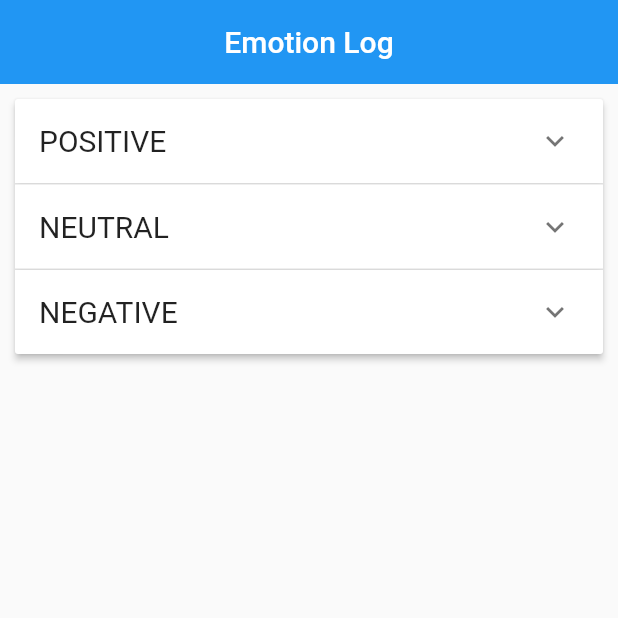
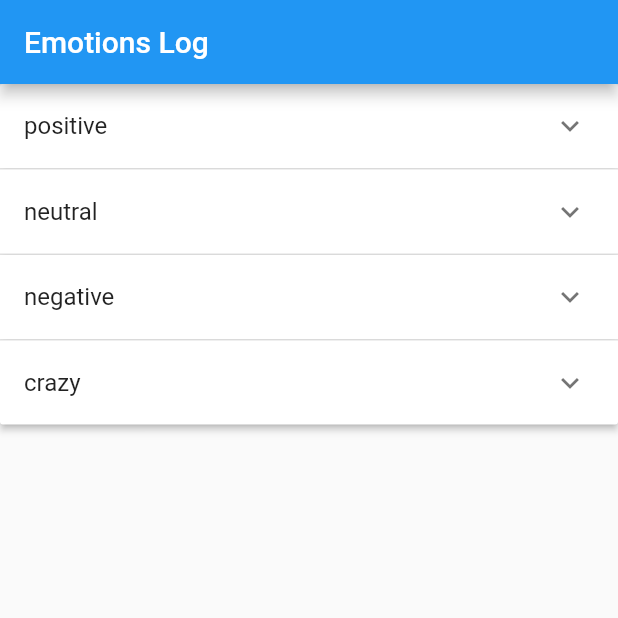
Before and after one commit to cjromanos92/emotion_log, a Flutter app: the screen it shows after launch, on a phone screen of 412 x 824 dp, the top half of it. Run offline on Flutter 3.47's test engine with Material 2 defaults, Android fonts, the phone set to English and light mode, and no system bars.

Commit message:
Working Panels -Need to add onPressed for buttons and journal logic

```diff
--- a/lib/main.dart
+++ b/lib/main.dart
@@ -1,18 +1,160 @@
 import 'package:flutter/material.dart';
-import 'package:emotion_log/log_screen.dart';
+import 'package:emotion_log/widgets/emojis.dart';
 
-void main() {
-  runApp(MyApp());
+void main() => runApp(const MyApp());
+
+class MyApp extends StatefulWidget {
+  const MyApp({Key? key}) : super(key: key);
+  static const String _title = 'Emotions Log';
+
+  @override
+  State<MyApp> createState() => _MyAppState();
 }
-class MyApp extends StatelessWidget {
+
+class _MyAppState extends State<MyApp> {
+  final List<String> catList = [];
+  bool selected = false;
+
   @override
   Widget build(BuildContext context) {
     return MaterialApp(
-      title: 'Flutter Expansion View',
-      theme: ThemeData(
-        primarySwatch: Colors.blue,
+      title: MyApp._title,
+      home: Scaffold(
+        appBar: AppBar(title: const Text(MyApp._title)),
+        body: const Panels(),
       ),
-      home: LogScreen(),
     );
   }
 }
+
+class Panel {
+  Panel(this.title, this.body, [this.isExpanded = false]);
+
+  String title;
+  List<Widget> body;
+  bool isExpanded;
+}
+
+List<Panel> getPanels() {
+  List<String> catList = getCategoryList();
+  bool selected = false;
+  List<Panel> panelList = [];
+
+  for (var cat in catList) {
+    List<Emoji> emojiTemp = getEmojiByCategory(cat);
+    List<Widget> emojiWidgets = [];
+    for (var emoji in emojiTemp) {
+      emojiWidgets.add(SizedBox(
+        height: 90,
+        width: 85,
+        child: ElevatedButton(
+          onPressed: () {
+            print('BEFORE $selected');
+            //set State
+            print('AFTER $selected');
+          },
+          child: Column(
+            children: [
+              SizedBox(
+                height: 4,
+              ),
+              SizedBox(
+                  height: 60,
+                  width: 60,
+                  child: Image.asset(
+                    'assets/images/${emoji.path}',
+                    fit: BoxFit.scaleDown,
+                  )),
+              SizedBox(
+                height: 4,
+              ),
+              SizedBox(
+                child: Text(
+                  emoji.name,
+                  style: TextStyle(color: Colors.black, fontSize: 9),
+                ),
+              ),
+            ],
+          ),
+          style: (selected = false) ? ElevatedButton.styleFrom(backgroundColor: Colors.red) : ElevatedButton.styleFrom(backgroundColor: Colors.green),
+        ),
+      ));
+    }
+    panelList.add(Panel(cat, emojiWidgets));
+  }
+  return panelList;
+}
+
+List<String> getCategoryList() {
+  List<String> categoryList = [];
+  for (var face in emojis) {
+    if (categoryList.contains(face.category)) {
+    } else {
+      categoryList.add(face.category);
+    }
+  }
+  return categoryList;
+}
+
+
+List<Emoji> getEmojiByCategory(category) {
+  List<Emoji> emojiByCat = [];
+  for (var emoji in emojis) {
+    if (emoji.category == category) {
+      emojiByCat.add(
+          Emoji(name: emoji.name, path: emoji.path, category: emoji.category));
+    }
+  }
+  return emojiByCat;
+}
+
+class Panels extends StatefulWidget {
+  const Panels({Key? key}) : super(key: key);
+
+  @override
+  State<Panels> createState() => _PanelsState();
+}
+
+class _PanelsState extends State<Panels> {
+  final List<Panel> _panels = getPanels();
+
+  @override
+  Widget build(BuildContext context) {
+    return SingleChildScrollView(
+      child: Container(
+        child: _renderPanels(),
+      ),
+    );
+  }
+
+  Widget _renderEmojis() {
+    return Wrap(
+
+    );
+  }
+
+
+
+  Widget _renderPanels() {
+    return ExpansionPanelList(
+      expansionCallback: (int index, bool isExpanded) {
+        setState(() {
+          _panels[index].isExpanded = !isExpanded;
+        });
+      },
+      children: _panels.map<ExpansionPanel>((Panel panel) {
+        return ExpansionPanel(
+          headerBuilder: (BuildContext context, bool isExpanded) {
+            return ListTile(
+              title: Text(panel.title),
+            );
+          },
+          body: Wrap(
+            children: panel.body,
+          ),
+          isExpanded: panel.isExpanded,
+        );
+      }).toList(),
+    );
+  }
+}
--- a/lib/widgets/emojis.dart
+++ b/lib/widgets/emojis.dart
@@ -56,7 +56,7 @@ List<Emoji> emojis = [
   Emoji(name: 'Serenity', path: 'Serenity.png', category: 'positive'),
   Emoji(name: 'Interest', path: 'Interest.png', category: 'neutral'),
   Emoji(name: 'Politeness', path: 'Politeness.png', category: 'neutral'),
-  Emoji(name: 'Surprise', path: 'Surprise.png', category: 'positive'),
+  Emoji(name: 'Surprise', path: 'Surprise.png', category: 'crazy'),
 
 
 
```
Also changed, not shown: lib/expansionPanel.dart (+94 -70 lines), lib/log_screen.dart (indentation only).
